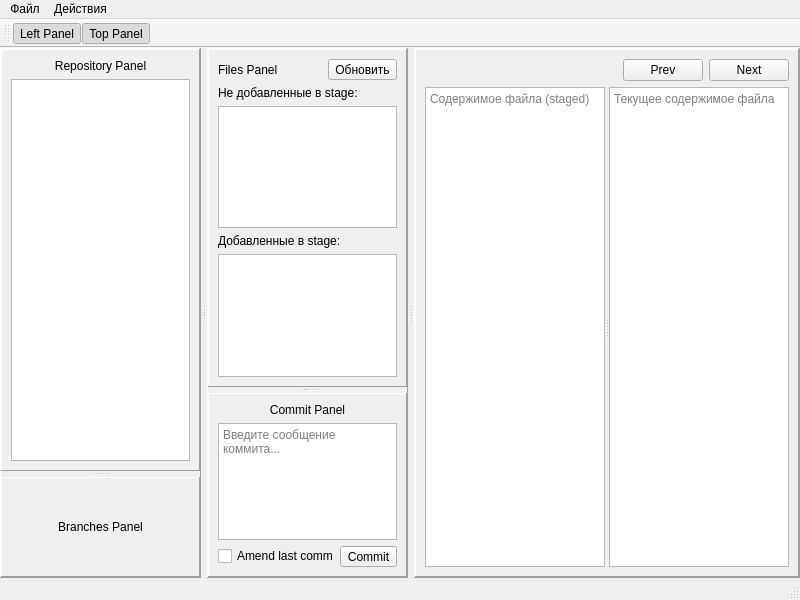
Qt form commit_craft/mainwindow.ui (CJayM/CommitCraft) before a commit.
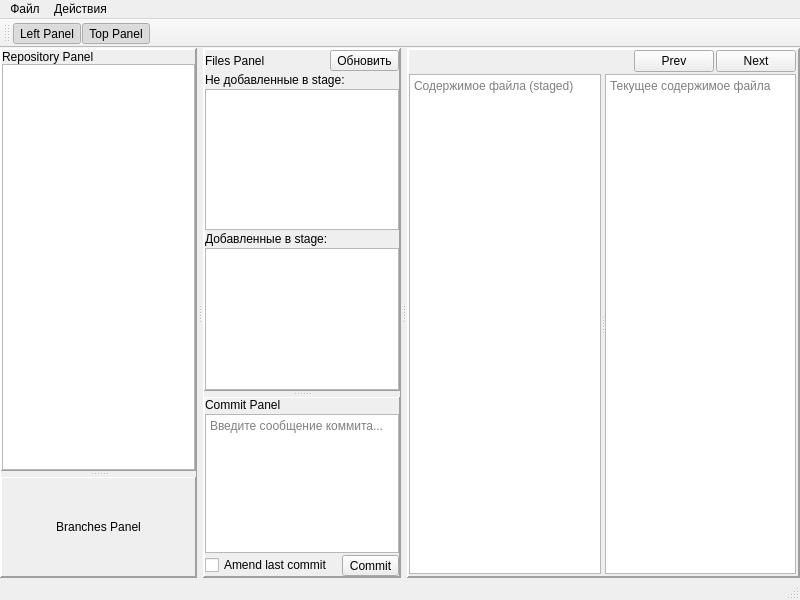
The same form after that commit.

Commit message: Слегка поправлены отступы

Diff of the .ui file:
```diff
--- a/commit_craft/mainwindow.ui
+++ b/commit_craft/mainwindow.ui
@@ -110,13 +110,28 @@
             <enum>QFrame::Raised</enum>
            </property>
            <layout class="QVBoxLayout" name="verticalLayout_4">
+            <property name="spacing">
+             <number>0</number>
+            </property>
+            <property name="leftMargin">
+             <number>0</number>
+            </property>
+            <property name="topMargin">
+             <number>0</number>
+            </property>
+            <property name="rightMargin">
+             <number>0</number>
+            </property>
+            <property name="bottomMargin">
+             <number>0</number>
+            </property>
             <item>
              <widget class="QLabel" name="repoLabel">
               <property name="text">
                <string>Repository Panel</string>
               </property>
               <property name="alignment">
-               <set>Qt::AlignCenter</set>
+               <set>Qt::AlignLeading|Qt::AlignLeft|Qt::AlignVCenter</set>
               </property>
              </widget>
             </item>
@@ -156,6 +171,18 @@
            </property>
            <layout class="QVBoxLayout" name="verticalLayout_5">
             <property name="spacing">
+             <number>2</number>
+            </property>
+            <property name="leftMargin">
+             <number>0</number>
+            </property>
+            <property name="topMargin">
+             <number>0</number>
+            </property>
+            <property name="rightMargin">
+             <number>0</number>
+            </property>
+            <property name="bottomMargin">
              <number>0</number>
             </property>
             <item>
@@ -225,6 +252,21 @@
             <enum>QFrame::Raised</enum>
            </property>
            <layout class="QVBoxLayout" name="verticalLayout_8">
+            <property name="spacing">
+             <number>2</number>
+            </property>
+            <property name="leftMargin">
+             <number>0</number>
+            </property>
+            <property name="topMargin">
+             <number>0</number>
+            </property>
+            <property name="rightMargin">
+             <number>0</number>
+            </property>
+            <property name="bottomMargin">
+             <number>0</number>
+            </property>
             <item>
              <layout class="QHBoxLayout" name="horizontalLayout">
               <item>
@@ -317,13 +359,28 @@
             <enum>QFrame::Raised</enum>
            </property>
            <layout class="QVBoxLayout" name="verticalLayout_9">
+            <property name="spacing">
+             <number>2</number>
+            </property>
+            <property name="leftMargin">
+             <number>0</number>
+            </property>
+            <property name="topMargin">
+             <number>0</number>
+            </property>
+            <property name="rightMargin">
+             <number>0</number>
+            </property>
+            <property name="bottomMargin">
+             <number>0</number>
+            </property>
             <item>
              <widget class="QLabel" name="commitLabel">
               <property name="text">
                <string>Commit Panel</string>
               </property>
               <property name="alignment">
-               <set>Qt::AlignCenter</set>
+               <set>Qt::AlignLeading|Qt::AlignLeft|Qt::AlignVCenter</set>
               </property>
              </widget>
             </item>
@@ -421,8 +478,26 @@
            <enum>QFrame::Raised</enum>
           </property>
           <layout class="QVBoxLayout" name="verticalLayout_7">
+           <property name="spacing">
+            <number>2</number>
+           </property>
+           <property name="leftMargin">
+            <number>0</number>
+           </property>
+           <property name="topMargin">
+            <number>0</number>
+           </property>
+           <property name="rightMargin">
+            <number>2</number>
+           </property>
+           <property name="bottomMargin">
+            <number>2</number>
+           </property>
            <item>
             <layout class="QHBoxLayout" name="horizontalLayout_2">
+             <property name="spacing">
+              <number>2</number>
+             </property>
              <item>
               <spacer name="horizontalSpacer">
                <property name="orientation">
```
Left out of the diff: 2 changed lines with no effect on the pictures.
